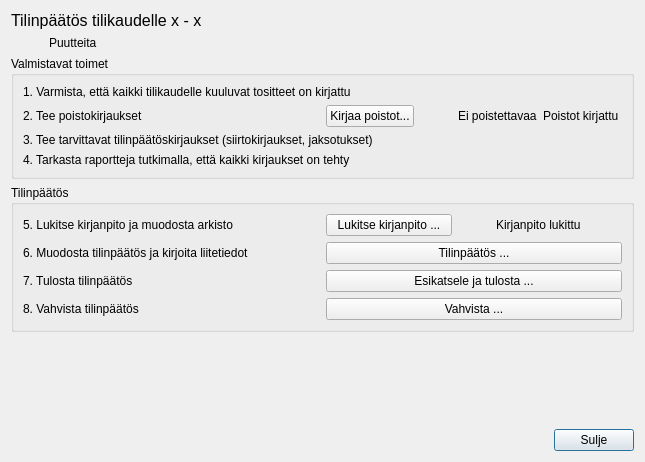
Before: the Qt Designer form kitupiikki/arkisto/tilinpaattaja.ui in artoh/kitupiikki, drawn with Qt 5.
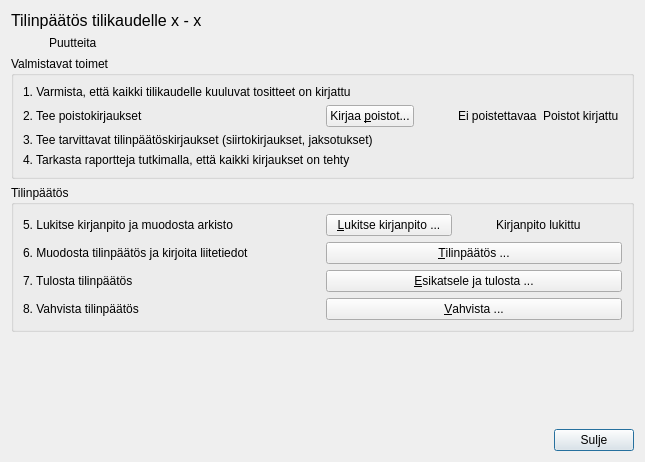
After: the same form once the commit is applied. Icons and pictures are not drawn.

Diff of the .ui file:
```diff
--- a/kitupiikki/arkisto/tilinpaattaja.ui
+++ b/kitupiikki/arkisto/tilinpaattaja.ui
@@ -85,7 +85,7 @@
         <item>
          <widget class="QPushButton" name="poistoNappi">
           <property name="text">
-           <string>Kirjaa poistot...</string>
+           <string>Kirjaa &amp;poistot...</string>
           </property>
           <property name="icon">
            <iconset resource="../pic/pic.qrc">
@@ -163,7 +163,7 @@
         <item>
          <widget class="QPushButton" name="lukitseNappi">
           <property name="text">
-           <string>Lukitse kirjanpito ...</string>
+           <string>&amp;Lukitse kirjanpito ...</string>
           </property>
           <property name="icon">
            <iconset resource="../pic/pic.qrc">
@@ -209,7 +209,7 @@
       <item row="1" column="1">
        <widget class="QPushButton" name="tilinpaatosNappi">
         <property name="text">
-         <string>Tilinpäätös ...</string>
+         <string>&amp;Tilinpäätös ...</string>
         </property>
         <property name="icon">
          <iconset resource="../pic/pic.qrc">
@@ -230,7 +230,7 @@
       <item row="2" column="1">
        <widget class="QPushButton" name="tulostaNappi">
         <property name="text">
-         <string>Esikatsele ja tulosta ...</string>
+         <string>&amp;Esikatsele ja tulosta ...</string>
         </property>
         <property name="icon">
          <iconset resource="../pic/pic.qrc">
@@ -251,7 +251,7 @@
       <item row="3" column="1">
        <widget class="QPushButton" name="vahvistaNappi">
         <property name="text">
-         <string>Vahvista ...</string>
+         <string>&amp;Vahvista ...</string>
         </property>
         <property name="icon">
          <iconset resource="../pic/pic.qrc">
```
